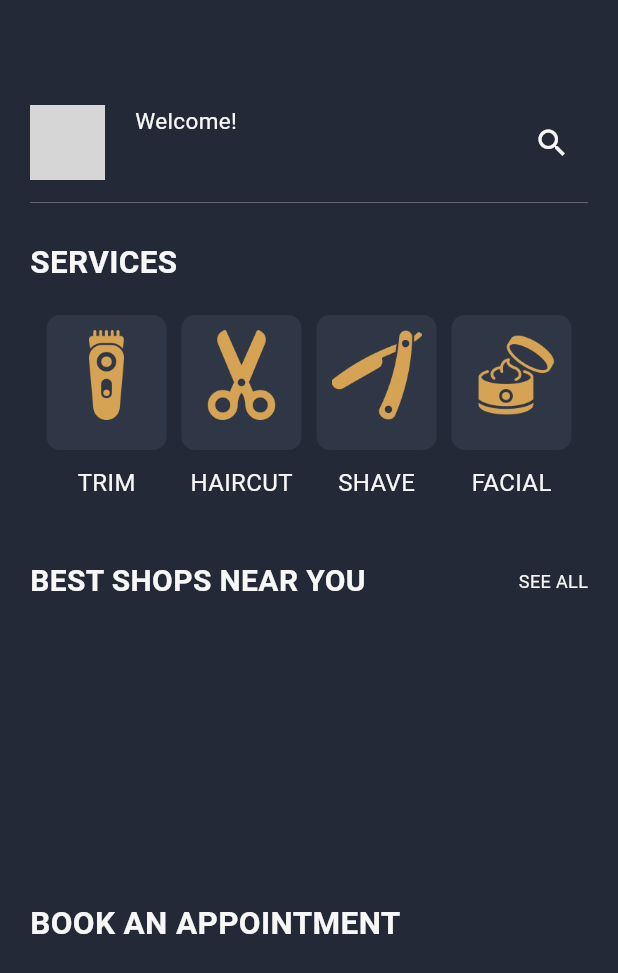
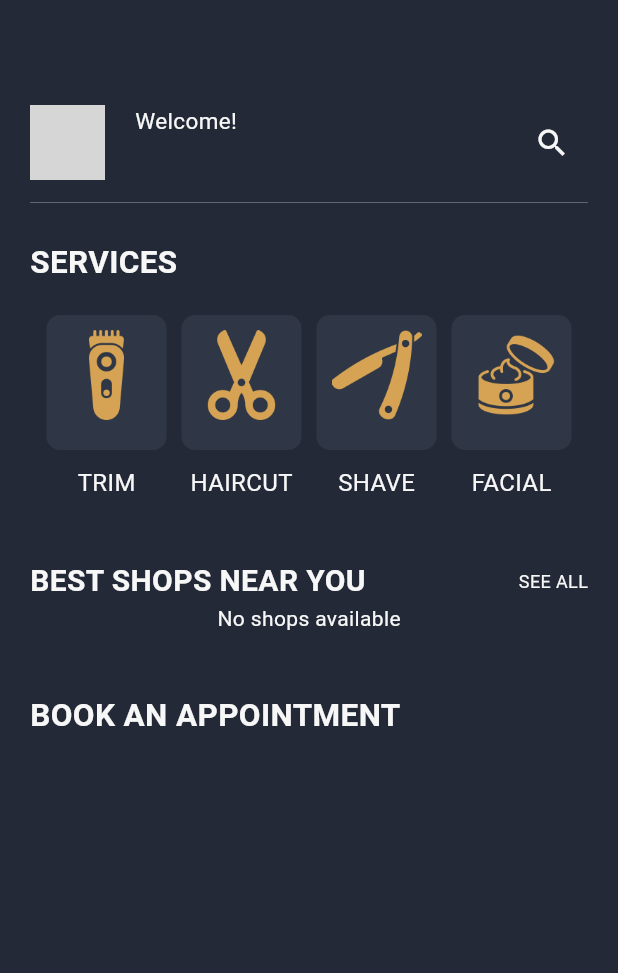
Before and after one commit to mahdi-islam-pranto/barber_shop, a Flutter app: the HomePage screen opened directly, on a phone screen of 412 x 824 dp. Shown: the top 973 px of the screen. Run offline on Flutter 3.47's test engine with Material 3 defaults, Android fonts, the phone set to English and light mode, and no system bars; our stand-ins replace cloud_firestore, contained_tab_bar_view, firebase_auth, firebase_core, google_sign_in, image_picker and 3 more; missing offline and left inert: animated_snack_bar, simple_fontellico_progress_dialog; accounts and stored records are empty; grey boxes are pictures that could not be loaded.

Commit message:
for user> fetch all shop data of all barbers and diplay in user homepage

```diff
--- a/lib/BarberScreens/addShopForm.dart
+++ b/lib/BarberScreens/addShopForm.dart
@@ -164,7 +164,7 @@ class _AddShopFormState extends State<AddShopForm> {
         'images': imageUrls,
         'ownerUid': userUid,
         'createdAt': FieldValue.serverTimestamp(),
-        'reviews': "4.8",
+        'rating': "4.8",
       });
 
       // Clear all fields
--- a/lib/BarberScreens/barberHomePage.dart
+++ b/lib/BarberScreens/barberHomePage.dart
@@ -1,3 +1,4 @@
+import 'package:barber_shop/BarberScreens/barberShops.dart';
 import 'package:cloud_firestore/cloud_firestore.dart';
 import 'package:firebase_auth/firebase_auth.dart';
 import 'package:flutter/material.dart';
@@ -5,7 +6,6 @@ import 'package:popover/popover.dart';
 
 import '../components/popUpMenuItems.dart';
 
-import '../components/shopNearYou.dart';
 import '../resources/colors.dart';
 import 'addShopForm.dart';
 
@@ -162,7 +162,7 @@ class _BarberhomepageState extends State<Barberhomepage> {
                   ],
                 )),
 
-            const ShopNearYou(),
+            const BarberShopNearYou(),
 
             const SizedBox(height: 40),
 
--- /dev/null
+++ b/lib/components/userShopNearYou.dart
@@ -0,0 +1,79 @@
+import 'package:cloud_firestore/cloud_firestore.dart';
+import 'package:flutter/material.dart';
+
+import '../resources/colors.dart';
+import 'shopOverview.dart';
+
+class UserShopNearYou extends StatefulWidget {
+  const UserShopNearYou({super.key});
+
+  @override
+  State<UserShopNearYou> createState() => _UserShopNearYouState();
+}
+
+class _UserShopNearYouState extends State<UserShopNearYou> {
+  // inistate
+
+  @override
+  Widget build(BuildContext context) {
+    // get all shops near you from the database and display them
+
+    return StreamBuilder(
+        stream: FirebaseFirestore.instance.collectionGroup('shops').snapshots(),
+        builder: (context, AsyncSnapshot<QuerySnapshot> snapshot) {
+          // Handle error state
+          if (snapshot.hasError) {
+            return const Center(
+              child: Text('Something went wrong'),
+            );
+          }
+
+          // Handle loading state
+          if (snapshot.connectionState == ConnectionState.waiting) {
+            return Center(
+              child: CircularProgressIndicator(
+                color: textColor,
+              ),
+            );
+          }
+
+          // Handle empty data
+          if (!snapshot.hasData || snapshot.data!.docs.isEmpty) {
+            return const Center(
+              child: Text('No shops available'),
+            );
+          }
+          print("database data shops: ${snapshot.data?.docs.length}");
+          return Container(
+            padding: const EdgeInsets.only(
+              top: 20,
+            ),
+            height: MediaQuery.of(context).size.height / 5.2,
+            child: ListView.builder(
+                scrollDirection: Axis.horizontal,
+                itemCount: snapshot.data?.docs.length,
+                itemBuilder: (context, index) {
+                  var shopData = snapshot.data?.docs[index];
+                  var images = shopData?['images'] as List?;
+                  return // all shops each
+                      // put shop data from the database here
+                      Row(
+                    children: [
+                      ShopOverview(
+                        imagePath: images == null
+                            ? "assets/images/shop.png"
+                            : images[0],
+                        shopName: shopData?['name'] ?? 'Shop Name',
+                        rating: shopData?['rating'] ?? '4.8',
+                        location: shopData?['address'] ?? 'Shop Address',
+                      ),
+                      const SizedBox(
+                        width: 10,
+                      ),
+                    ],
+                  );
+                }),
+          );
+        });
+  }
+}
--- a/lib/screens/homepage.dart
+++ b/lib/screens/homepage.dart
@@ -1,4 +1,3 @@
-import 'package:barber_shop/components/shopNearYou.dart';
 import 'package:cloud_firestore/cloud_firestore.dart';
 import 'package:firebase_auth/firebase_auth.dart';
 import 'package:flutter/material.dart';
@@ -6,6 +5,7 @@ import 'package:popover/popover.dart';
 
 import '../components/popUpMenuItems.dart';
 import '../components/servicesSection.dart';
+import '../components/userShopNearYou.dart';
 import '../resources/colors.dart';
 
 class HomePage extends StatefulWidget {
@@ -168,7 +168,7 @@ class _HomePageState extends State<HomePage> {
                   ],
                 )),
 
-            const ShopNearYou(),
+            const UserShopNearYou(),
 
             const SizedBox(height: 40),
 
```
Also changed, not shown: lib/BarberScreens/barberShops.dart (renamed from lib/components/shopNearYou.dart, +34 -4 lines).
